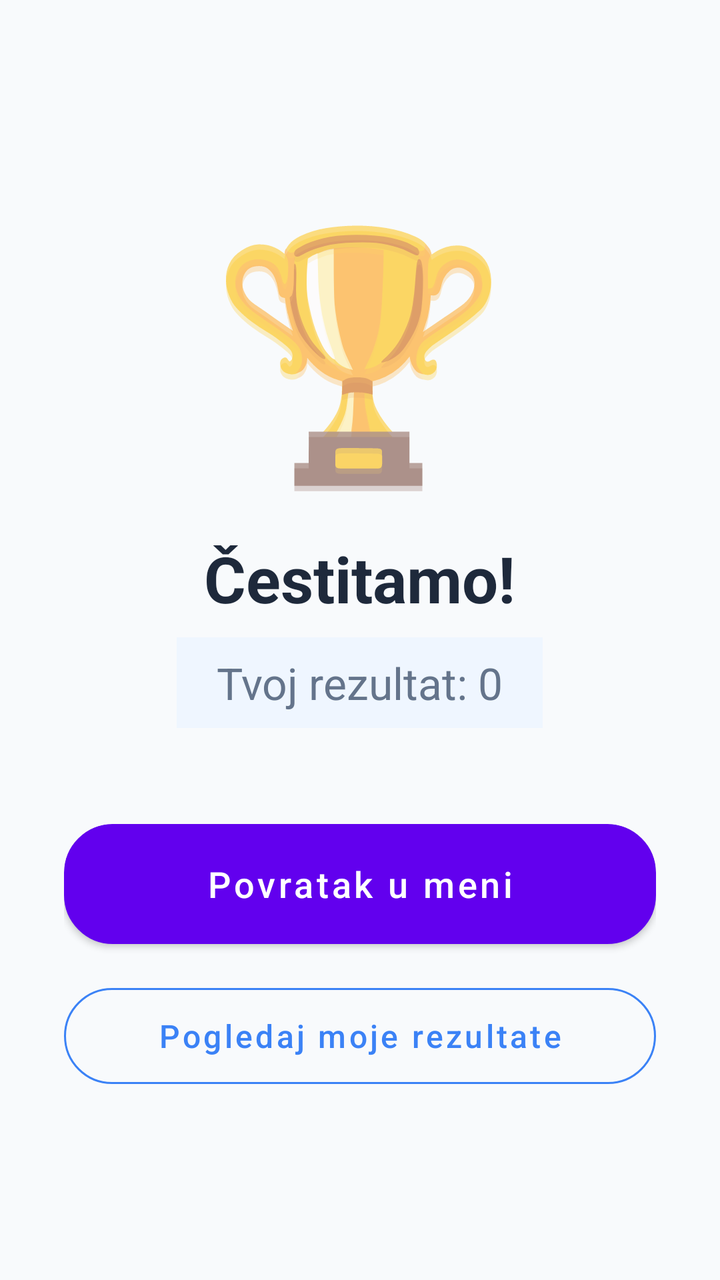
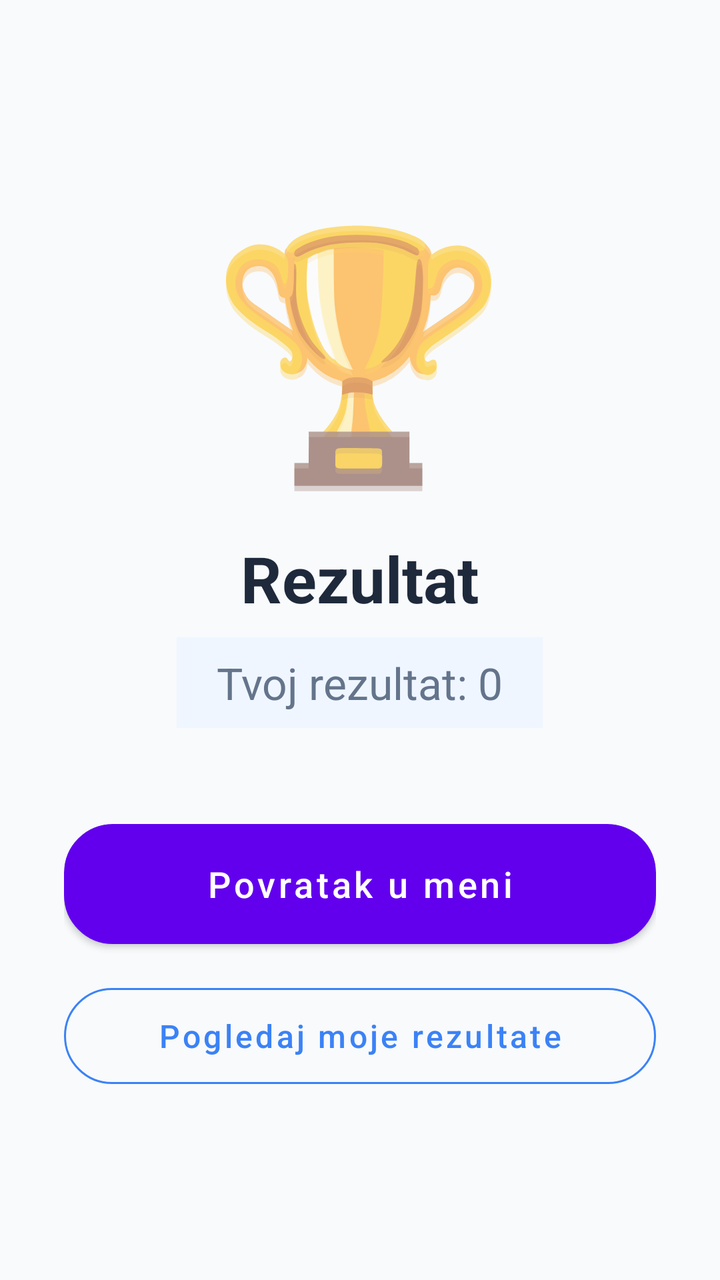

Compare the two renders of this Android layout. The source of the first and the diff that turns it into the second are given below.
<!-- AndroidManifest.xml: application theme Theme.KvizZnanja -->
<!-- res/layout/activity_celebration.xml -->
<?xml version="1.0" encoding="utf-8"?>
<LinearLayout xmlns:android="http://schemas.android.com/apk/res/android"
    xmlns:app="http://schemas.android.com/apk/res-auto"
    android:layout_width="match_parent"
    android:layout_height="match_parent"
    android:orientation="vertical"
    android:gravity="center"
    android:padding="32dp"
    android:background="#F8FAFC">

    <TextView
        android:id="@+id/trophy"
        android:layout_width="wrap_content"
        android:layout_height="wrap_content"
        android:text="🏆"
        android:textSize="120sp"
        android:layout_marginBottom="16dp"
        android:shadowColor="#40000000"
        android:shadowDx="0"
        android:shadowDy="8"
        android:shadowRadius="10"/>

    <TextView
        android:layout_width="wrap_content"
        android:layout_height="wrap_content"
        android:text="Čestitamo!"
        android:textSize="32sp"
        android:textStyle="bold"
        android:textColor="#1E293B"
        android:layout_marginBottom="8dp"/>

    <TextView
        android:id="@+id/scoreView"
        android:layout_width="wrap_content"
        android:layout_height="wrap_content"
        android:text="Tvoj rezultat: 0"
        android:textSize="22sp"
        android:textColor="#64748B"
        android:layout_marginBottom="48dp"
        android:background="#EFF6FF"
        android:paddingHorizontal="20dp"
        android:paddingVertical="8dp"/>

    <com.google.android.material.card.MaterialCardView
        android:layout_width="match_parent"
        android:layout_height="wrap_content"
        app:cardCornerRadius="24dp"
        app:cardElevation="0dp"
        app:strokeWidth="0dp"
        android:backgroundTint="@android:color/transparent">

        <LinearLayout
            android:layout_width="match_parent"
            android:layout_height="wrap_content"
            android:orientation="vertical">

            <Button
                android:id="@+id/menuBtn"
                android:layout_width="match_parent"
                android:layout_height="60dp"
                android:text="Povratak u meni"
                android:background="@drawable/button"
                android:textColor="@android:color/white"
                android:textAllCaps="false"
                android:textSize="18sp"
                android:layout_marginBottom="16dp"
                app:cornerRadius="24dp" />

            <Button
                android:id="@+id/myResultsBtn"
                style="@style/Widget.MaterialComponents.Button.OutlinedButton"
                android:layout_width="match_parent"
                android:layout_height="60dp"
                android:text="Pogledaj moje rezultate"
                android:textAllCaps="false"
                android:textSize="16sp"
                app:strokeColor="#3B82F6"
                android:textColor="#3B82F6"
                app:cornerRadius="24dp" />

        </LinearLayout>
    </com.google.android.material.card.MaterialCardView>

</LinearLayout>
<!-- resources referenced by this layout -->
<resources>
  <!-- drawable button (drawable) -->
  <?xml version="1.0" encoding="utf-8"?>
  <selector xmlns:android="http://schemas.android.com/apk/res/android">
      <item android:state_pressed="true">
          <shape android:shape="rectangle">
              <solid android:color="#1565C0"/> <corners android:radius="24dp"/>
          </shape>
      </item>
  
      <item>
          <shape android:shape="rectangle">
              <gradient
                  android:startColor="#64B5F6"
                  android:endColor="#2196F3"
                  android:angle="45"/>
              <corners android:radius="24dp"/>
              <stroke android:width="1dp" android:color="#BBDEFB"/>
          </shape>
      </item>
  </selector>
  <style name="Theme.KvizZnanja" parent="Theme.MaterialComponents.Light.NoActionBar">
      </style>
</resources>

<!-- the commit's change to res/layout/activity_celebration.xml (unified diff, before → after) -->
@@ -21,9 +21,10 @@
         android:shadowRadius="10"/>
 
     <TextView
+        android:id="@+id/messageTitle"
         android:layout_width="wrap_content"
         android:layout_height="wrap_content"
-        android:text="Čestitamo!"
+        android:text="Rezultat"
         android:textSize="32sp"
         android:textStyle="bold"
         android:textColor="#1E293B"
@@ -46,7 +47,6 @@
         android:layout_height="wrap_content"
         app:cardCornerRadius="24dp"
         app:cardElevation="0dp"
-        app:strokeWidth="0dp"
         android:backgroundTint="@android:color/transparent">
 
         <LinearLayout
@@ -63,8 +63,7 @@
                 android:textColor="@android:color/white"
                 android:textAllCaps="false"
                 android:textSize="18sp"
-                android:layout_marginBottom="16dp"
-                app:cornerRadius="24dp" />
+                android:layout_marginBottom="16dp" />
 
             <Button
                 android:id="@+id/myResultsBtn"
@@ -80,5 +79,4 @@
 
         </LinearLayout>
     </com.google.android.material.card.MaterialCardView>
-
 </LinearLayout>
